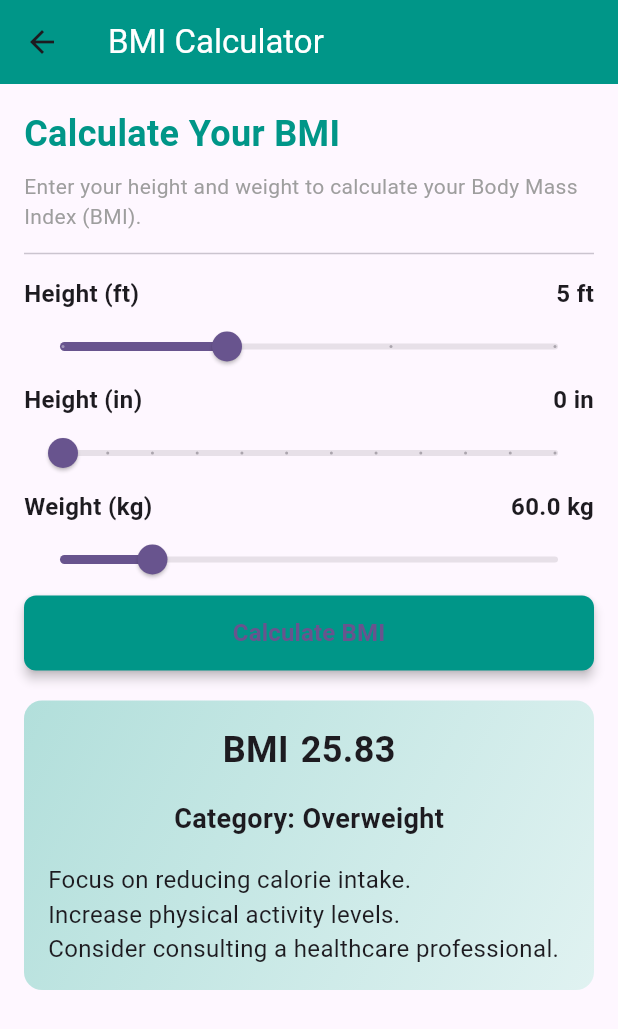
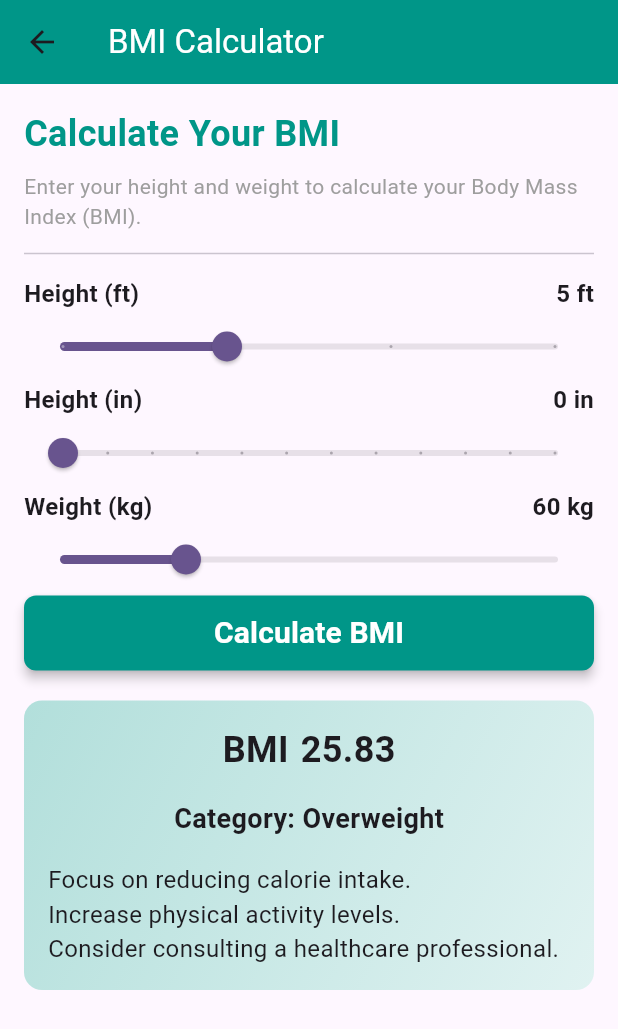
Before and after one commit to riazulrocky/Health-Expert-Flutter-App, a Flutter app: the BMICalculatorScreen screen opened directly, after a tap on "Calculate BMI", on a phone screen of 412 x 824 dp. Shown: the top 1029 px of the screen. Run offline on Flutter 3.47's test engine with Material 3 defaults, Android fonts, the phone set to English and light mode, and no system bars.

Commit message:
BMI Calculator

```diff
--- a/lib/bmi_calculator_screen.dart
+++ b/lib/bmi_calculator_screen.dart
@@ -10,7 +10,7 @@ class BMICalculatorScreen extends StatefulWidget {
 class _BMICalculatorScreenState extends State<BMICalculatorScreen> {
   int _feet = 5; // Default height in feet
   int _inches = 0; // Default height in inches
-  double _weight = 60.0; // Default weight in kg
+  int _weight = 60; // Default weight in kg (minimum 30kg)
   double? _bmi;
   String _result = '';
   List<String> _healthTips = [];
@@ -30,7 +30,7 @@ class _BMICalculatorScreenState extends State<BMICalculatorScreen> {
           'Consult a nutritionist for personalized advice.',
         ];
       } else if (bmi >= 18.5 && bmi < 25) {
-        _result = 'Healthy';
+        _result = 'Normal';
         _healthTips = [
           'Maintain a balanced diet and regular exercise.',
           'Stay hydrated and get enough sleep.',
@@ -44,7 +44,7 @@ class _BMICalculatorScreenState extends State<BMICalculatorScreen> {
           'Consider consulting a healthcare professional.',
         ];
       } else {
-        _result = 'Obese';
+        _result = 'Overweight';
         _healthTips = [
           'Seek medical advice for a structured weight loss plan.',
           'Engage in regular exercise under supervision.',
@@ -102,7 +102,7 @@ class _BMICalculatorScreenState extends State<BMICalculatorScreen> {
                 label: '$_feet ft',
                 onChanged: (value) {
                   setState(() {
-                    _feet = value.toInt();
+                    _feet = value.toInt(); // Convert to int
                   });
                 },
               ),
@@ -129,7 +129,7 @@ class _BMICalculatorScreenState extends State<BMICalculatorScreen> {
                 label: '$_inches in',
                 onChanged: (value) {
                   setState(() {
-                    _inches = value.toInt();
+                    _inches = value.toInt(); // Convert to int
                   });
                 },
               ),
@@ -143,20 +143,20 @@ class _BMICalculatorScreenState extends State<BMICalculatorScreen> {
                     style: TextStyle(fontSize: 16, fontWeight: FontWeight.bold),
                   ),
                   Text(
-                    '${_weight.toStringAsFixed(1)} kg',
+                    '$_weight kg',
                     style: const TextStyle(fontSize: 16, fontWeight: FontWeight.bold),
                   ),
                 ],
               ),
               Slider(
-                value: _weight,
-                min: 40.0,
+                value: _weight.toDouble(), // Slider value is a double
+                min: 30.0, // Minimum weight is 30kg
                 max: 150.0,
-                divisions: 110,
-                label: '${_weight.toStringAsFixed(1)} kg',
+                divisions: 120, // 120 steps for integer values between 30 and 150
+                label: '$_weight kg',
                 onChanged: (value) {
                   setState(() {
-                    _weight = value;
+                    _weight = value.toInt(); // Convert to int
                   });
                 },
               ),
@@ -174,7 +174,7 @@ class _BMICalculatorScreenState extends State<BMICalculatorScreen> {
                 ),
                 child: const Text(
                   'Calculate BMI',
-                  style: TextStyle(fontSize: 16, fontWeight: FontWeight.bold),
+                  style: TextStyle(fontSize: 20, fontWeight: FontWeight.bold, color: Colors.white),
                 ),
               ),
               const SizedBox(height: 20),
```
